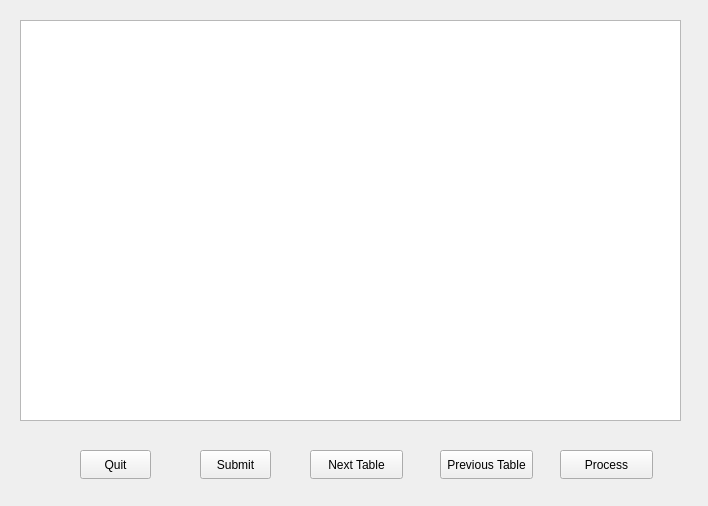
Qt form AGV-Conflict-Free/containerjobs.ui (amireza007/AGV-Project) before a commit.
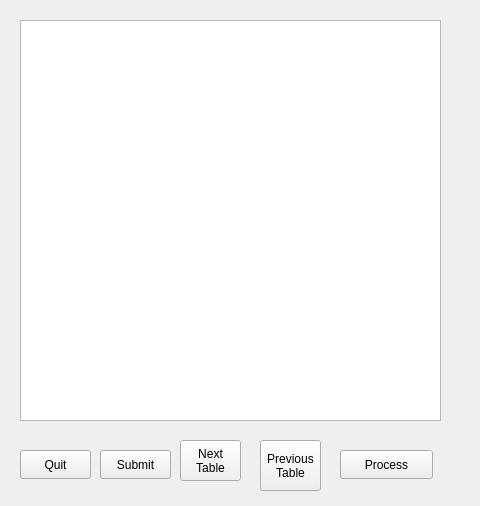
The same form after that commit.

What changed in the file:
```diff
--- a/AGV-Conflict-Free/containerjobs.ui
+++ b/AGV-Conflict-Free/containerjobs.ui
@@ -6,7 +6,7 @@
    <rect>
     <x>0</x>
     <y>0</y>
-    <width>708</width>
+    <width>480</width>
     <height>506</height>
    </rect>
   </property>
@@ -18,7 +18,7 @@
     <rect>
      <x>20</x>
      <y>20</y>
-     <width>661</width>
+     <width>421</width>
      <height>401</height>
     </rect>
    </property>
@@ -26,7 +26,7 @@
   <widget class="QPushButton" name="pushButton">
    <property name="geometry">
     <rect>
-     <x>80</x>
+     <x>20</x>
      <y>450</y>
      <width>71</width>
      <height>29</height>
@@ -39,7 +39,7 @@
   <widget class="QPushButton" name="pushButton_2">
    <property name="geometry">
     <rect>
-     <x>200</x>
+     <x>100</x>
      <y>450</y>
      <width>71</width>
      <height>29</height>
@@ -52,33 +52,35 @@
   <widget class="QPushButton" name="pushButton_3">
    <property name="geometry">
     <rect>
-     <x>310</x>
-     <y>450</y>
-     <width>93</width>
-     <height>29</height>
+     <x>180</x>
+     <y>440</y>
+     <width>61</width>
+     <height>41</height>
     </rect>
    </property>
    <property name="text">
-    <string>Next Table</string>
+    <string>Next
+Table</string>
    </property>
   </widget>
   <widget class="QPushButton" name="pushButton_4">
    <property name="geometry">
     <rect>
-     <x>440</x>
-     <y>450</y>
-     <width>93</width>
-     <height>29</height>
+     <x>260</x>
+     <y>440</y>
+     <width>61</width>
+     <height>51</height>
     </rect>
    </property>
    <property name="text">
-    <string>Previous Table</string>
+    <string notr="true">Previous
+Table</string>
    </property>
   </widget>
   <widget class="QPushButton" name="pushButton_5">
    <property name="geometry">
     <rect>
-     <x>560</x>
+     <x>340</x>
      <y>450</y>
      <width>93</width>
      <height>29</height>
```
